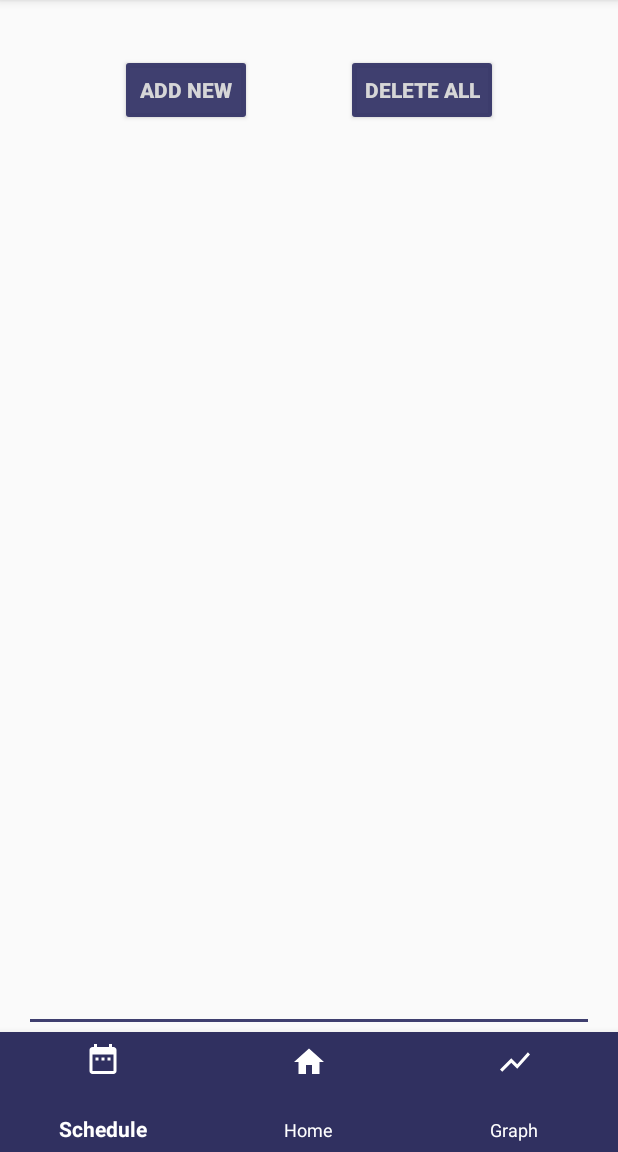
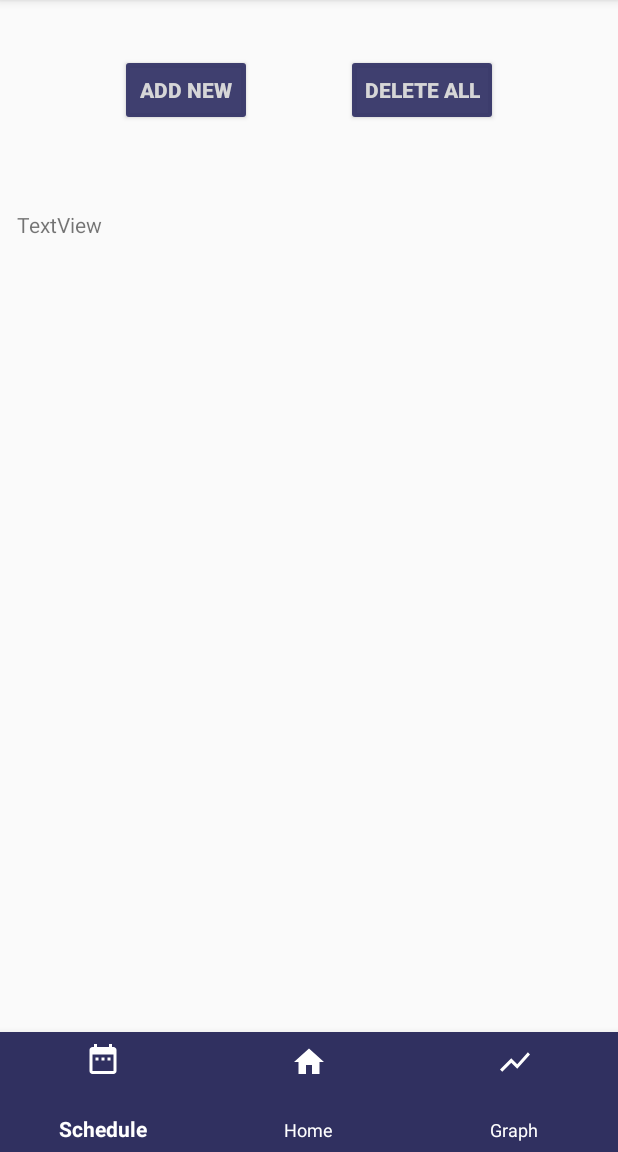
Before and after one commit to darkMatterJPA/Smart-Humidifier-Inc.-Team06, an Android app: the UserScheduleActivity screen opened directly, with no data from a screen before it, on a phone screen of 412 x 824 dp, the part 84-1236 px from its top. Run offline under Robolectric (Android 15) with nearby library versions, the phone set to English and light mode, and no system bars; 1 statement that could not run was skipped.

Commit message:
need to fix UI update for non network events.

```diff
--- a/HumdifierApp/app/src/main/java/com/example/humidifier/Humidifier.java
+++ b/HumdifierApp/app/src/main/java/com/example/humidifier/Humidifier.java
@@ -24,7 +24,7 @@
 
      String powerStatus;
      String humidityLevel; // make arraylist
-     Schedule schedule;
+     Schedule schedule = new Schedule();
      String actualHumidity;
      String waterLevel; // make arraylist
 
--- a/HumdifierApp/app/src/main/java/com/example/humidifier/MainActivity.java
+++ b/HumdifierApp/app/src/main/java/com/example/humidifier/MainActivity.java
@@ -85,11 +85,6 @@ public class MainActivity extends AppCompatActivity implements AdapterView.OnIte
         LocalBroadcastManager.getInstance(this).registerReceiver(
                 humidityLevelMessageReceiver, new IntentFilter("humidityLevel"));
 
-//        if(mServiceBound) {
-//            if(humidifier.mSocket.connected()){
-//                Toast.makeText(getApplicationContext(), "Connected", Toast.LENGTH_LONG).show();
-//            }
-//        }
 
 
         BottomNavigationView bottomNavigationView = (BottomNavigationView) findViewById(R.id.bottom_navigation);
--- a/HumdifierApp/app/src/main/java/com/example/humidifier/UserScheduleActivity.java
+++ b/HumdifierApp/app/src/main/java/com/example/humidifier/UserScheduleActivity.java
@@ -15,6 +15,7 @@ import android.widget.ArrayAdapter;
 import android.widget.Button;
 import android.widget.EditText;
 import android.widget.ListView;
+import android.widget.TextView;
 import android.widget.Toast;
 
 import com.google.android.material.bottomnavigation.BottomNavigationView;
@@ -24,7 +25,8 @@ public class UserScheduleActivity extends AppCompatActivity {
     Humidifier humidifier;
     boolean mServiceBound = false;
     private Button deleteAll;
-    EditText schedule;
+    private Button add;
+    TextView schedule;
 
     /**
      * Defines callbacks for service binding, passed to bindService()
@@ -37,6 +39,7 @@ public class UserScheduleActivity extends AppCompatActivity {
             Humidifier.LocalBinder binder = (Humidifier.LocalBinder) service;
             humidifier = binder.getService();
             mServiceBound = true;
+
 
         }
 
@@ -54,7 +57,12 @@ public class UserScheduleActivity extends AppCompatActivity {
         startService(intent);
         bindService(intent, connection, Context.BIND_AUTO_CREATE);
 
-        schedule.setText(humidifier.schedule.toString());
+        if (mServiceBound)
+        {
+            schedule.setText(humidifier.schedule.toString());
+        }
+
+
     }
 
     @Override
@@ -74,11 +82,26 @@ public class UserScheduleActivity extends AppCompatActivity {
         setContentView(R.layout.activity_user_schedule);
 
         deleteAll = this.findViewById(R.id.delete);
+        add = this.findViewById(R.id.add);
+
+        schedule = this.findViewById(R.id.schedule);
+
+        add.setOnClickListener(new View.OnClickListener() {
+            @Override
+            public void onClick(View view) {
+                Intent a = new Intent(UserScheduleActivity.this, MainActivity2.class);
+                startActivity(a);
+            }
+        });
 
         deleteAll.setOnClickListener(new View.OnClickListener() {
 
             public void onClick(View v){
-                humidifier.schedule.deleteAll();
+                //humidifier.schedule.deleteAll();
+                if (mServiceBound)
+                {
+                    schedule.setText(humidifier.schedule.toString());
+                }
             }
         });
 
--- a/HumdifierApp/app/src/main/res/layout/activity_user_schedule.xml
+++ b/HumdifierApp/app/src/main/res/layout/activity_user_schedule.xml
@@ -35,19 +35,6 @@
         app:layout_constraintEnd_toEndOf="parent"
         app:layout_constraintTop_toTopOf="parent" />
 
-    <EditText
-        android:id="@+id/schedule"
-        android:layout_width="380dp"
-        android:layout_height="530dp"
-        android:clickable="false"
-        android:editable="false"
-        android:ems="10"
-        android:gravity="start|top"
-        android:inputType="textMultiLine"
-        app:layout_constraintBottom_toTopOf="@+id/bottom_navigation"
-        app:layout_constraintEnd_toEndOf="parent"
-        app:layout_constraintStart_toStartOf="parent" />
-
     <com.google.android.material.bottomnavigation.BottomNavigationView
         android:id="@+id/bottom_navigation"
         android:layout_width="match_parent"
@@ -63,4 +50,16 @@
         app:layout_constraintStart_toStartOf="parent"
         app:menu="@menu/bottom_nav_menu"
         tools:visibility="visible" />
+
+    <TextView
+        android:id="@+id/schedule"
+        android:layout_width="389dp"
+        android:layout_height="508dp"
+        android:text="TextView"
+        app:layout_constraintBottom_toTopOf="@+id/bottom_navigation"
+        app:layout_constraintEnd_toEndOf="parent"
+        app:layout_constraintStart_toStartOf="parent"
+        app:layout_constraintTop_toTopOf="parent"
+        app:layout_constraintVertical_bias="0.776" />
+
 </androidx.constraintlayout.widget.ConstraintLayout>
```
Also changed, not shown: HumdifierApp/app/src/main/java/com/example/humidifier/MainActivity2.java (+4 -33 lines).
